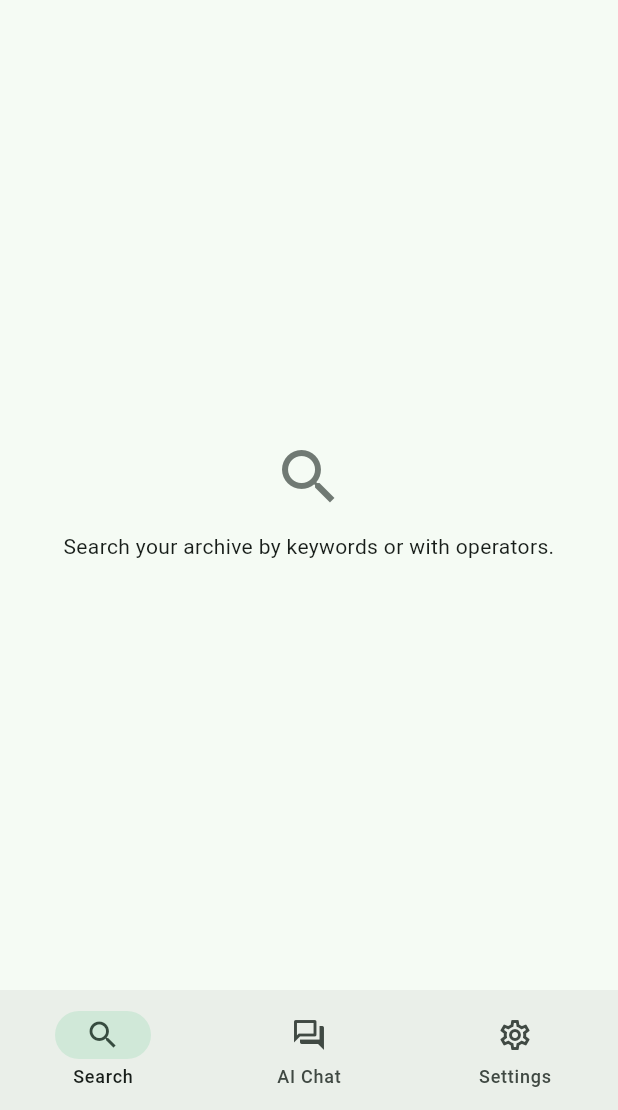
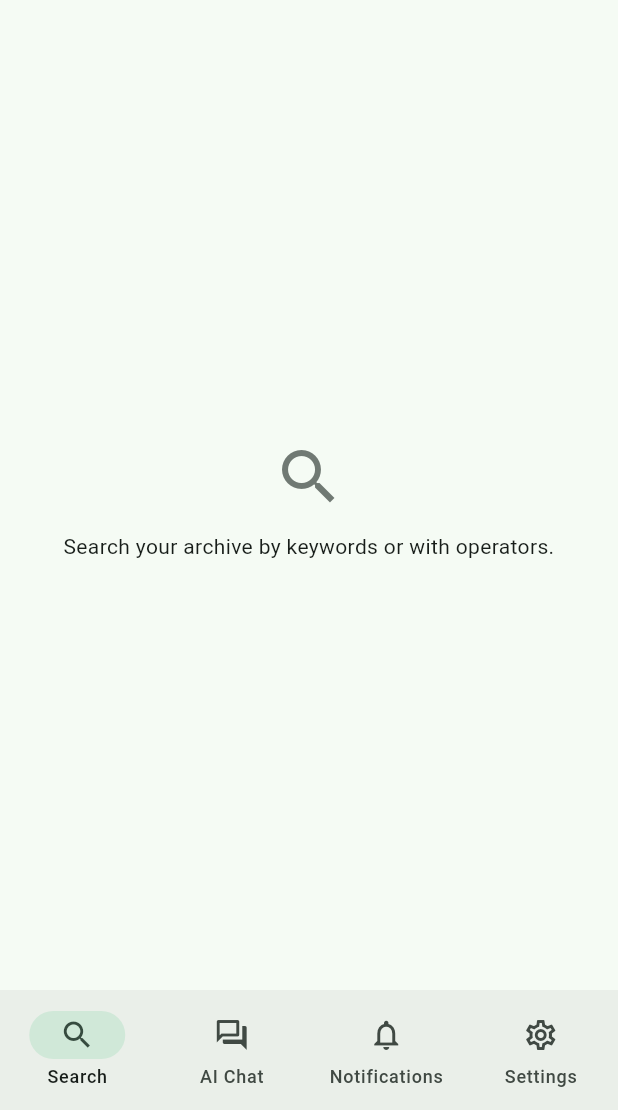
Before and after one commit to wpwebsrl/cercaposta-mobile, a Flutter app: the HomeShell screen opened by its route, on a phone screen of 412 x 824 dp, the part 126-1236 px from its top. Run offline on Flutter 3.47's test engine with Material 3 defaults, Android fonts, the phone set to English and light mode, and no system bars; our stand-ins replace device_info_plus, dio, flutter_riverpod, flutter_secure_storage, flutter_svg, flutter_widget_from_html_core and 6 more; missing offline and left inert: pdfx; accounts and stored records are empty; network calls fail.

Commit message:
Notifiche: tab dedicata + centro notifiche per-utente
Nuova feature Notifiche per il client mobile (sola interrogazione):
- tab "Notifiche" con badge non-lette accanto a Cerca / Chat AI / Impostazioni;
- schermata lista (pull-to-refresh, empty state, dismiss per notifica);
  aprirla segna tutto come letto e azzera il badge;
- la notifica "Rielabora archivio" apre l'app web (origin del server) con
  "Apri nel browser", perche' la rielaborazione si avvia dal web;
- NotificationApi (Dio) + modello NotificationList/Item + provider badge
  (FutureProvider, reset per sessione); i18n it/en (flutter gen-l10n);
  unit test del modello. flutter analyze pulito, test verdi.

Co-Authored-By: Claude Opus 4.8 <noreply@anthropic.com>

```diff
--- a/assets/l10n/app_en.arb
+++ b/assets/l10n/app_en.arb
@@ -78,6 +78,12 @@
   "navSearch": "Search",
   "navChat": "AI Chat",
   "navSettings": "Settings",
+  "navNotifications": "Notifications",
+  "notificationsTitle": "Notifications",
+  "notificationsEmpty": "No notifications.",
+  "notificationsDismiss": "Dismiss",
+  "notifReprocessTitle": "Reprocess your archive to match recent updates",
+  "notifReprocessBody": "An app update improved how already-archived emails are handled (for example, images embedded in signatures no longer count as attachments). Reprocessing the archive is started from the web app.",
   "searchHint": "Search… (from:, tag:, has:pdf…)",
   "searchVoice": "Voice search",
   "searchVoiceListening": "Listening…",
--- a/assets/l10n/app_it.arb
+++ b/assets/l10n/app_it.arb
@@ -78,6 +78,12 @@
   "navSearch": "Cerca",
   "navChat": "Chat AI",
   "navSettings": "Impostazioni",
+  "navNotifications": "Notifiche",
+  "notificationsTitle": "Notifiche",
+  "notificationsEmpty": "Nessuna notifica.",
+  "notificationsDismiss": "Ignora",
+  "notifReprocessTitle": "Rielabora l'archivio per adattarlo agli aggiornamenti",
+  "notifReprocessBody": "Un aggiornamento dell'app ha migliorato il modo in cui vengono gestite le email già in archivio (ad esempio le immagini incorporate nelle firme non contano più come allegati). La rielaborazione dell'archivio si avvia dall'app web.",
   "searchHint": "Cerca… (da:, tag:, ha:pdf…)",
   "searchVoice": "Ricerca vocale",
   "searchVoiceListening": "In ascolto…",
--- a/lib/core/api/api_providers.dart
+++ b/lib/core/api/api_providers.dart
@@ -7,6 +7,7 @@ import 'dio_factory.dart';
 import 'services/chat_api.dart';
 import 'services/message_api.dart';
 import 'services/meta_api.dart';
+import 'services/notification_api.dart';
 import 'services/search_api.dart';
 import 'services/session_api.dart';
 import 'services/taxonomy_api.dart';
@@ -88,6 +89,9 @@ final searchApiProvider = Provider<SearchApi>(
 final messageApiProvider = Provider<MessageApi>(
   (ref) => MessageApi(ref.watch(apiDioProvider)),
 );
+final notificationApiProvider = Provider<NotificationApi>(
+  (ref) => NotificationApi(ref.watch(apiDioProvider)),
+);
 final chatApiProvider = Provider<ChatApi>(
   (ref) => ChatApi(ref.watch(apiDioProvider)),
 );
--- /dev/null
+++ b/lib/core/api/services/notification_api.dart
@@ -0,0 +1,24 @@
+import 'package:dio/dio.dart';
+
+import '../../../shared/models/notification.dart';
+import '../json.dart';
+
+class NotificationApi {
+  NotificationApi(this._dio);
+  final Dio _dio;
+
+  Future<NotificationList> list() async {
+    final resp = await _dio.get<dynamic>('/notifications');
+    return NotificationList.fromJson(mapOf(resp.data));
+  }
+
+  Future<int> unreadCount() async {
+    final resp = await _dio.get<dynamic>('/notifications/unread-count');
+    return jsonInt(mapOf(resp.data), 'unread_count');
+  }
+
+  Future<void> markAllRead() => _dio.post<dynamic>('/notifications/read-all');
+
+  Future<void> dismiss(String id) =>
+      _dio.post<dynamic>('/notifications/$id/dismiss');
+}
--- a/lib/core/i18n/app_localizations.dart
+++ b/lib/core/i18n/app_localizations.dart
@@ -481,6 +481,42 @@ abstract class AppLocalizations {
   /// In it, this message translates to:
   /// **'Impostazioni'**
   String get navSettings;
+
+  /// No description provided for @navNotifications.
+  ///
+  /// In it, this message translates to:
+  /// **'Notifiche'**
+  String get navNotifications;
+
+  /// No description provided for @notificationsTitle.
+  ///
+  /// In it, this message translates to:
+  /// **'Notifiche'**
+  String get notificationsTitle;
+
+  /// No description provided for @notificationsEmpty.
+  ///
+  /// In it, this message translates to:
+  /// **'Nessuna notifica.'**
+  String get notificationsEmpty;
+
+  /// No description provided for @notificationsDismiss.
+  ///
+  /// In it, this message translates to:
+  /// **'Ignora'**
+  String get notificationsDismiss;
+
+  /// No description provided for @notifReprocessTitle.
+  ///
+  /// In it, this message translates to:
+  /// **'Rielabora l\'archivio per adattarlo agli aggiornamenti'**
+  String get notifReprocessTitle;
+
+  /// No description provided for @notifReprocessBody.
+  ///
+  /// In it, this message translates to:
+  /// **'Un aggiornamento dell\'app ha migliorato il modo in cui vengono gestite le email già in archivio (ad esempio le immagini incorporate nelle firme non contano più come allegati). La rielaborazione dell\'archivio si avvia dall\'app web.'**
+  String get notifReprocessBody;
 
   /// No description provided for @searchHint.
   ///
--- a/lib/features/home/home_shell.dart
+++ b/lib/features/home/home_shell.dart
@@ -5,6 +5,8 @@ import 'package:local_auth/local_auth.dart';
 import '../../core/auth/auth_controller.dart';
 import '../../core/i18n/app_localizations.dart';
 import '../chat/chat_screen.dart';
+import '../notifications/notifications_controller.dart';
+import '../notifications/notifications_screen.dart';
 import '../search/search_screen.dart';
 import '../settings/settings_screen.dart';
 import 'home_tab.dart';
@@ -18,7 +20,12 @@ class HomeShell extends ConsumerStatefulWidget {
 }
 
 class _HomeShellState extends ConsumerState<HomeShell> {
-  static const _tabs = <Widget>[SearchScreen(), ChatScreen(), SettingsScreen()];
+  static const _tabs = <Widget>[
+    SearchScreen(),
+    ChatScreen(),
+    NotificationsScreen(),
+    SettingsScreen(),
+  ];
 
   @override
   void initState() {
@@ -60,6 +67,7 @@ class _HomeShellState extends ConsumerState<HomeShell> {
   Widget build(BuildContext context) {
     final l = AppLocalizations.of(context)!;
     final index = ref.watch(homeTabProvider);
+    final unread = ref.watch(notificationUnreadCountProvider).valueOrNull ?? 0;
     final updateNeeded = ref.watch(updateRequiredProvider).valueOrNull ?? false;
     if (updateNeeded) {
       // Below the server's feature floor: mobile can't auto-update, so hard-block to the
@@ -85,6 +93,16 @@ class _HomeShellState extends ConsumerState<HomeShell> {
             label: l.navChat,
           ),
           NavigationDestination(
+            icon: unread > 0
+                ? Badge(
+                    label: Text('$unread'),
+                    child: const Icon(Icons.notifications_outlined),
+                  )
+                : const Icon(Icons.notifications_outlined),
+            selectedIcon: const Icon(Icons.notifications),
+            label: l.navNotifications,
+          ),
+          NavigationDestination(
             icon: const Icon(Icons.settings_outlined),
             selectedIcon: const Icon(Icons.settings),
             label: l.navSettings,
--- a/lib/features/home/home_tab.dart
+++ b/lib/features/home/home_tab.dart
@@ -1,6 +1,6 @@
 import 'package:flutter_riverpod/flutter_riverpod.dart';
 
-/// Active bottom-nav tab (0=search, 1=chat, 2=settings). Tabs live in an
+/// Active bottom-nav tab (0=search, 1=chat, 2=notifications, 3=settings). Tabs live in an
 /// IndexedStack (kept alive), so screens holding resources — e.g. the search
 /// mic — watch this to release them when the user navigates away.
 final homeTabProvider = StateProvider<int>((ref) => 0);
--- /dev/null
+++ b/lib/features/notifications/notifications_controller.dart
@@ -0,0 +1,17 @@
+import 'package:flutter_riverpod/flutter_riverpod.dart';
+
+import '../../core/api/api_providers.dart';
+import '../../core/auth/auth_controller.dart';
+
+/// Unread notification count for the bottom-nav badge. Reset per session; a
+/// transient failure resolves to 0 (no badge). Invalidate after marking read /
+/// dismissing so the badge updates. Reading it also lazily materializes any
+/// pending system notification server-side (the endpoint ensures them).
+final notificationUnreadCountProvider = FutureProvider<int>((ref) async {
+  ref.watch(sessionKeyProvider);
+  try {
+    return await ref.watch(notificationApiProvider).unreadCount();
+  } on Object {
+    return 0;
+  }
+});
```
Also changed, not shown: lib/core/i18n/app_localizations_en.dart (+20 -0 lines), lib/core/i18n/app_localizations_it.dart (+20 -0 lines), lib/features/notifications/notifications_screen.dart (added, +196 -0 lines), lib/shared/models/notification.dart (added, +42 -0 lines), 1 other file.
